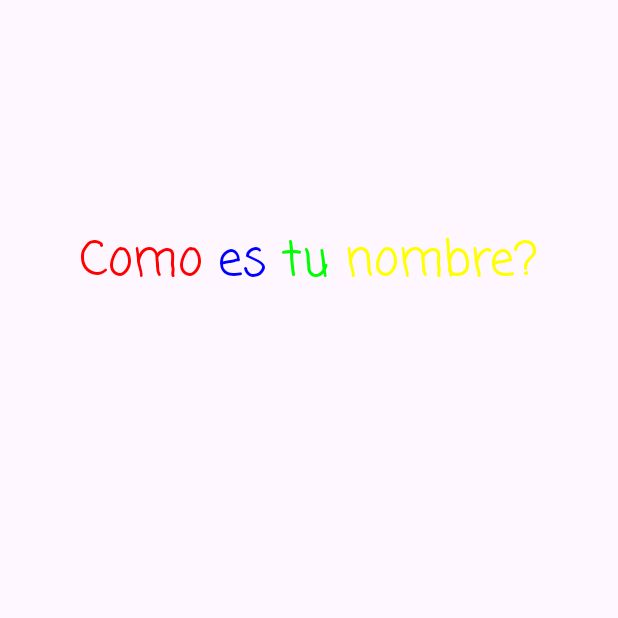
After one commit to Veroiconica/shapemetry, an Android app: the RegisterFragment screen opened through its navigation route, on a phone screen of 412 x 824 dp, the top half of it. The commit adds this screen. Run offline under Robolectric (Android 15) with nearby library versions, the light colour scheme and no system bars; 2 statements that could not run were skipped.

Commit message:
pantalla de registro agregada. Migrado a viewbinding y navigation agregado.

```diff
--- a/app/build.gradle.kts
+++ b/app/build.gradle.kts
@@ -33,6 +33,10 @@ android {
     kotlinOptions {
         jvmTarget = "1.8"
     }
+
+    buildFeatures {
+        viewBinding = true
+    }
 }
 
 dependencies {
@@ -41,6 +45,7 @@ dependencies {
     implementation("androidx.appcompat:appcompat:1.6.1")
     implementation("com.google.android.material:material:1.11.0")
     implementation("androidx.constraintlayout:constraintlayout:2.1.4")
+    implementation("androidx.navigation:navigation-fragment:2.7.6")
     testImplementation("junit:junit:4.13.2")
     androidTestImplementation("androidx.test.ext:junit:1.1.5")
     androidTestImplementation("androidx.test.espresso:espresso-core:3.5.1")
--- /dev/null
+++ b/app/src/main/java/com/cas/shapemetry/RegisterFragment.kt
@@ -0,0 +1,59 @@
+package com.cas.shapemetry
+
+import android.graphics.Color
+import android.os.Bundle
+import android.text.Spannable
+import android.text.SpannableString
+import android.text.style.ForegroundColorSpan
+import androidx.fragment.app.Fragment
+import android.view.LayoutInflater
+import android.view.View
+import android.view.ViewGroup
+import android.widget.TextView
+
+class RegisterFragment : Fragment() {
+
+    override fun onCreate(savedInstanceState: Bundle?) {
+        super.onCreate(savedInstanceState)
+
+    }
+    override fun onCreateView(
+        inflater: LayoutInflater, container: ViewGroup?,
+        savedInstanceState: Bundle?
+    ): View? {
+        // Inflate the layout for this fragment
+        return inflater.inflate(R.layout.fragment_register, container, false)
+    }
+
+    override fun onViewCreated(view: View, savedInstanceState: Bundle?) {
+        super.onViewCreated(view, savedInstanceState)
+
+        // Obtener la referencia al TextView
+        val tvPregunta = view.findViewById<TextView>(R.id.tvPregunta)
+
+        // Obtener el texto del TextView
+        val textoCompleto = tvPregunta.text.toString()
+
+        // Dividir el texto en palabras
+        val palabras = textoCompleto.split(" ")
+
+        // Crear un SpannableString para el texto completo
+        val spannableString = SpannableString(textoCompleto)
+
+        // Definir colores para cada palabra
+        val colores = listOf(Color.RED, Color.BLUE, Color.GREEN, Color.YELLOW)
+
+        // Aplicar un color diferente a cada palabra
+        for (i in palabras.indices) {
+            val colorIndex = i % colores.size
+            val color = colores[colorIndex]
+            val start = textoCompleto.indexOf(palabras[i])
+            val end = start + palabras[i].length
+            spannableString.setSpan(ForegroundColorSpan(color), start, end, Spannable.SPAN_EXCLUSIVE_EXCLUSIVE)
+        }
+
+        // Establecer el SpannableString con colores en el TextView
+        tvPregunta.text = spannableString
+    }
+
+}
--- a/app/src/main/java/com/cas/shapemetry/SplashScreenFragment.kt
+++ b/app/src/main/java/com/cas/shapemetry/SplashScreenFragment.kt
@@ -1,14 +1,20 @@
 package com.cas.shapemetry
 
+import android.annotation.SuppressLint
 import android.os.Bundle
 import androidx.fragment.app.Fragment
 import android.view.LayoutInflater
 import android.view.View
 import android.view.ViewGroup
+import androidx.constraintlayout.widget.ConstraintLayout
+import androidx.navigation.fragment.findNavController
+import com.cas.shapemetry.databinding.FragmentSplashScreenBinding
 
+@SuppressLint("CustomSplashScreen")
 class SplashScreenFragment : Fragment() {
 
-
+    private var _binding: FragmentSplashScreenBinding? = null
+    private val binding get() = _binding!!
     override fun onCreate(savedInstanceState: Bundle?) {
         super.onCreate(savedInstanceState)
     }
@@ -17,8 +23,25 @@ class SplashScreenFragment : Fragment() {
         inflater: LayoutInflater, container: ViewGroup?,
         savedInstanceState: Bundle?
     ): View? {
+        _binding = FragmentSplashScreenBinding.inflate(inflater, container, false)
         // Inflate the layout for this fragment
-        return inflater.inflate(R.layout.fragment_splash_screen, container, false)
+        return binding.root
+    }
+    override fun onViewCreated(view: View, savedInstanceState: Bundle?) {
+        super.onViewCreated(view, savedInstanceState)
+
+        val pantalla = view.findViewById<ConstraintLayout>(R.id.pantalla)
+
+        pantalla.setOnClickListener {
+            findNavController().navigate(R.id.action_splashScreenFragment_to_registerFragment)
+        }
+
+
+    }
+
+    override fun onDestroy() {
+        super.onDestroy()
+        _binding = null
     }
 
 
--- a/app/src/main/res/layout/activity_main.xml
+++ b/app/src/main/res/layout/activity_main.xml
@@ -6,13 +6,12 @@
     android:layout_height="match_parent"
     tools:context=".MainActivity">
 
-    <TextView
-        android:layout_width="wrap_content"
-        android:layout_height="wrap_content"
-        android:text="Hello World!"
-        app:layout_constraintBottom_toBottomOf="parent"
-        app:layout_constraintEnd_toEndOf="parent"
-        app:layout_constraintStart_toStartOf="parent"
-        app:layout_constraintTop_toTopOf="parent" />
+    <androidx.fragment.app.FragmentContainerView
+        android:id="@+id/nav_host_fragment"
+        android:name="androidx.navigation.fragment.NavHostFragment"
+        android:layout_width="match_parent"
+        android:layout_height="match_parent"
+        app:defaultNavHost="true"
+        app:navGraph="@navigation/nav_graph" />
 
 </androidx.constraintlayout.widget.ConstraintLayout>
--- /dev/null
+++ b/app/src/main/res/layout/fragment_register.xml
@@ -0,0 +1,27 @@
+<?xml version="1.0" encoding="utf-8"?>
+<androidx.constraintlayout.widget.ConstraintLayout xmlns:android="http://schemas.android.com/apk/res/android"
+    xmlns:app="http://schemas.android.com/apk/res-auto"
+    xmlns:tools="http://schemas.android.com/tools"
+    android:layout_width="match_parent"
+    android:layout_height="match_parent"
+    tools:context=".RegisterFragment">
+
+    <TextView
+        android:id="@+id/tvPregunta"
+        android:layout_width="wrap_content"
+        android:layout_height="wrap_content"
+        android:layout_marginTop="150dp"
+        android:fontFamily="casual"
+        android:text="@string/como_es_tu_nombre"
+        android:textColor="#E91E63"
+        android:textSize="32sp"
+        app:layout_constraintEnd_toEndOf="parent"
+        app:layout_constraintStart_toStartOf="parent"
+        app:layout_constraintTop_toTopOf="parent" />
+
+<!--    <com.google.android.material.textfield.TextInputLayout-->
+<!--        android:layout_width="409dp"-->
+<!--        android:layout_height="wrap_content"-->
+<!--        tools:layout_editor_absoluteX="1dp"-->
+<!--        tools:layout_editor_absoluteY="267dp"/>-->
+</androidx.constraintlayout.widget.ConstraintLayout>
--- a/app/src/main/res/layout/fragment_splash_screen.xml
+++ b/app/src/main/res/layout/fragment_splash_screen.xml
@@ -2,6 +2,7 @@
 <!-- res/layout/fragment_image_gif.xml -->
 
 <androidx.constraintlayout.widget.ConstraintLayout xmlns:android="http://schemas.android.com/apk/res/android"
+    android:id="@+id/pantalla"
     xmlns:app="http://schemas.android.com/apk/res-auto"
     xmlns:tools="http://schemas.android.com/tools"
     android:layout_width="match_parent"
--- /dev/null
+++ b/app/src/main/res/navigation/nav_graph.xml
@@ -0,0 +1,22 @@
+<?xml version="1.0" encoding="utf-8"?>
+<navigation xmlns:android="http://schemas.android.com/apk/res/android"
+    xmlns:app="http://schemas.android.com/apk/res-auto"
+    xmlns:tools="http://schemas.android.com/tools"
+    android:id="@+id/nav_graph"
+    app:startDestination="@id/splashScreenFragment">
+
+    <fragment
+        android:id="@+id/splashScreenFragment"
+        android:name="com.cas.shapemetry.SplashScreenFragment"
+        android:label="fragment_splash_screen"
+        tools:layout="@layout/fragment_splash_screen" >
+        <action
+            android:id="@+id/action_splashScreenFragment_to_registerFragment"
+            app:destination="@id/registerFragment" />
+    </fragment>
+    <fragment
+        android:id="@+id/registerFragment"
+        android:name="com.cas.shapemetry.RegisterFragment"
+        android:label="fragment_register"
+        tools:layout="@layout/fragment_register" />
+</navigation>
--- a/app/src/main/res/values/strings.xml
+++ b/app/src/main/res/values/strings.xml
@@ -3,4 +3,5 @@
     <!-- TODO: Remove or change this placeholder text -->
     <string name="hello_blank_fragment">Hello blank fragment</string>
     <string name="shapemetry_icon">Shapemetry icon</string>
+    <string name="como_es_tu_nombre">Como es tu nombre?</string>
 </resources>
```
